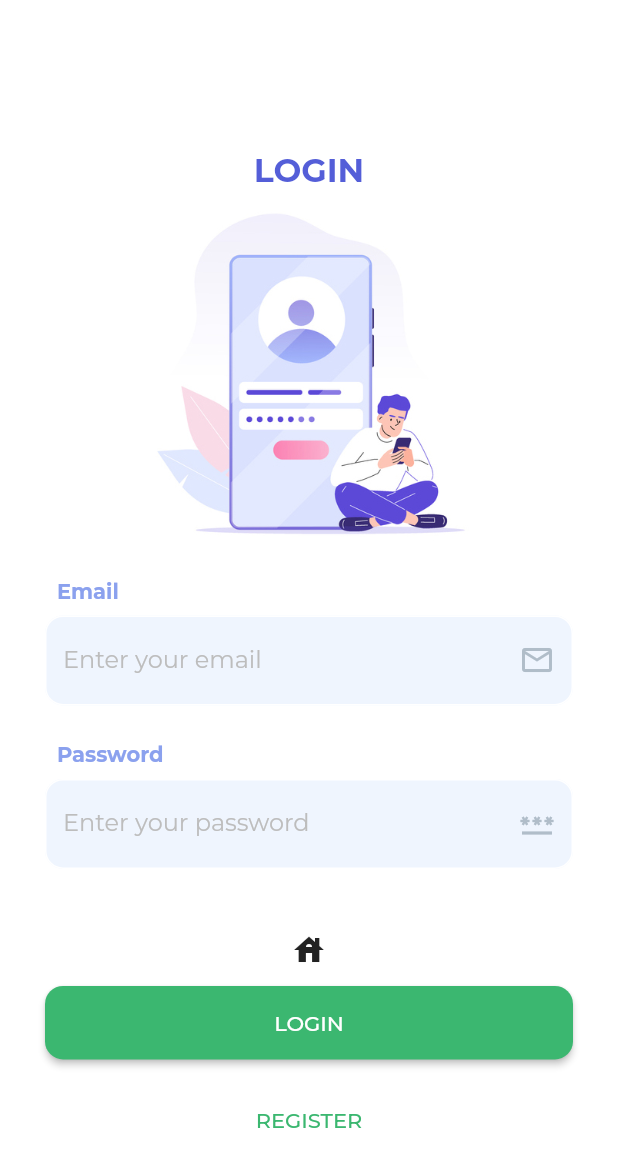
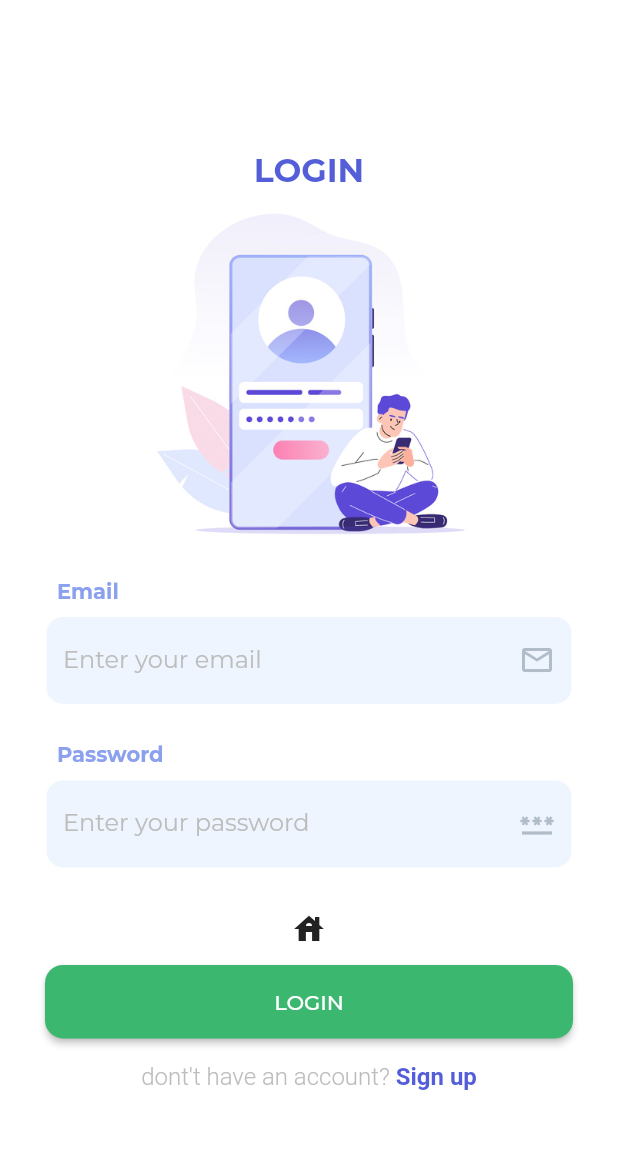
Before and after one commit to RomainWeb/sport_sync_pro_flutter, a Flutter app: the screen it shows after launch, after a tap on the "house" icon, on a phone screen of 412 x 824 dp. Shown: the top 1167 px of the screen. Run offline on Flutter 3.47's test engine with Material 2 defaults, Android fonts, the light colour scheme and no system bars; our stand-ins replace firebase_auth, firebase_core, google_fonts, google_nav_bar, google_sign_in; accounts and stored records are empty.

Commit message:
wip clean architecture

```diff
--- a/lib/utils/colors.dart
+++ b/lib/domain/utils/colors.dart
@@ -6,4 +6,5 @@ class AppColors {
   static const Color primaryColorLighter = Color(0xff8ba1ee);
   static const Color secondaryColor = Color(0xff3bb770);
   static const Color greyLight = Color(0xffB0BDC9);
+  static const Color background = Color(0xffd8d8dd);
 }
--- a/lib/main.dart
+++ b/lib/main.dart
@@ -4,7 +4,7 @@ import 'package:flutter/material.dart';
 import 'package:google_fonts/google_fonts.dart';
 import 'package:firebase_core/firebase_core.dart';
 import 'package:sport_sync_pro_flutter/pages/main_page.dart';
-import 'firebase_options.dart';
+import 'domain/config/firebase_options.dart';
 import 'package:firebase_auth/firebase_auth.dart';
 
 void main() async {
--- a/lib/pages/auth/login_page.dart
+++ b/lib/pages/auth/login_page.dart
@@ -1,8 +1,9 @@
 import 'package:firebase_auth/firebase_auth.dart';
+import 'package:flutter/gestures.dart';
 import 'package:flutter/material.dart';
-import 'package:sport_sync_pro_flutter/utils/colors.dart';
+import 'package:sport_sync_pro_flutter/domain/utils/colors.dart';
 
-
+import '../../utils/auth.dart';
 import 'register_page.dart';
 
 class LoginPage extends StatefulWidget {
@@ -28,23 +29,6 @@ class _LoginPageState extends State<LoginPage> {
         print(e);
       }
     }
-
-    // Future<UserCredential> signInWithGoogle() async {
-    //   // Trigger the authentication flow
-    //   final GoogleSignInAccount? googleUser = await GoogleSignIn().signIn();
-    //
-    //   // Obtain the auth details from the request
-    //   final GoogleSignInAuthentication? googleAuth = await googleUser?.authentication;
-    //
-    //   // Create a new credential
-    //   final credential = GoogleAuthProvider.credential(
-    //     accessToken: googleAuth?.accessToken,
-    //     idToken: googleAuth?.idToken,
-    //   );
-    //
-    //   // Once signed in, return the UserCredential
-    //   return await FirebaseAuth.instance.signInWithCredential(credential);
-    // }
 
     @override
     void dispose() {
@@ -159,9 +143,11 @@ class _LoginPageState extends State<LoginPage> {
                     filled: true,
                   ),
                 ),
-                const SizedBox(height: 30),
+                const SizedBox(height: 16),
                 IconButton(
-                  onPressed: (){},
+                  onPressed: () async {
+                    await Authentication.signInWithGoogle(context: context);
+                  },
                   icon: const Icon(Icons.house)
                 ),
                 SizedBox(
@@ -181,29 +167,30 @@ class _LoginPageState extends State<LoginPage> {
                   ),
                 ),
                 const SizedBox(height: 16),
-                SizedBox(
-                  width: double.infinity,
-                  child: TextButton(
-                    style: ButtonStyle(
-                      shape: MaterialStateProperty.all<RoundedRectangleBorder>(
-                          RoundedRectangleBorder(
-                              borderRadius: BorderRadius.circular(12)
-                          )
+                RichText(
+                  text: TextSpan(
+                    text: 'dont\'t have an account? ',
+                    style: TextStyle(
+                      fontWeight: FontWeight.w300,
+                      color: Colors.grey.shade400,
+                      fontSize: 16
+                    ),
+                    children: <TextSpan>[
+                      TextSpan(
+                          recognizer: TapGestureRecognizer()
+                            ..onTap = () => Navigator.push(
+                              context,
+                              MaterialPageRoute(builder: (context) => const RegisterPage()),
+                            ),
+                        text: 'Sign up',
+                          style: const TextStyle(
+                            fontWeight: FontWeight.bold,
+                            color: AppColors.primaryColor,
+                        )
                       ),
-                      padding: MaterialStateProperty.all<EdgeInsets>(const EdgeInsets.symmetric(horizontal: 32, vertical: 16)),
-                    ),
-                    onPressed: () {
-                      Navigator.push(
-                        context,
-                        MaterialPageRoute(builder: (context) => const RegisterPage()),
-                      );
-                    },
-                    child: const Text(
-                      'REGISTER',
-                      style: TextStyle(color: AppColors.secondaryColor),
-                    ),
+                    ],
                   ),
-                ),
+                )
               ],
             ),
           ),
--- a/lib/pages/home_page.dart
+++ b/lib/pages/home_page.dart
@@ -1,8 +1,6 @@
 import 'package:firebase_auth/firebase_auth.dart';
 import 'package:flutter/material.dart';
-import 'package:sport_sync_pro_flutter/components/bottom_nav_bar.dart';
-import 'package:sport_sync_pro_flutter/pages/auth/login_page.dart';
-import 'package:sport_sync_pro_flutter/utils/colors.dart';
+import 'package:sport_sync_pro_flutter/domain/utils/colors.dart';
 
 class HomePage extends StatefulWidget {
   const HomePage({super.key});
--- /dev/null
+++ b/lib/utils/auth.dart
@@ -0,0 +1,81 @@
+import 'package:firebase_auth/firebase_auth.dart';
+import 'package:flutter/material.dart';
+import 'package:google_sign_in/google_sign_in.dart';
+import 'package:flutter/foundation.dart' show kIsWeb;
+
+class Authentication {
+  static SnackBar customSnackBar({required String content}) {
+    return SnackBar(
+      backgroundColor: Colors.black,
+      content: Text(
+        content,
+        style: const TextStyle(color: Colors.redAccent, letterSpacing: 0.5),
+      ),
+    );
+  }
+
+  static Future<User?> signInWithGoogle({required BuildContext context}) async {
+    FirebaseAuth auth = FirebaseAuth.instance;
+    User? user;
+
+    if (kIsWeb) {
+      GoogleAuthProvider authProvider = GoogleAuthProvider();
+
+      try {
+        final UserCredential userCredential =
+        await auth.signInWithPopup(authProvider);
+
+        user = userCredential.user;
+      } catch (e) {
+        print(e);
+      }
+    } else {
+      final GoogleSignIn googleSignIn = GoogleSignIn();
+
+      final GoogleSignInAccount? googleSignInAccount =
+      await googleSignIn.signIn();
+
+      if (googleSignInAccount != null) {
+        final GoogleSignInAuthentication googleSignInAuthentication =
+        await googleSignInAccount.authentication;
+
+        final AuthCredential credential = GoogleAuthProvider.credential(
+          accessToken: googleSignInAuthentication.accessToken,
+          idToken: googleSignInAuthentication.idToken,
+        );
+
+        try {
+          final UserCredential userCredential =
+          await auth.signInWithCredential(credential);
+
+          user = userCredential.user;
+        } on FirebaseAuthException catch (e) {
+          if (e.code == 'account-exists-with-different-credential') {
+            ScaffoldMessenger.of(context).showSnackBar(
+              Authentication.customSnackBar(
+                content:
+                'The account already exists with a different credential',
+              ),
+            );
+          } else if (e.code == 'invalid-credential') {
+            ScaffoldMessenger.of(context).showSnackBar(
+              Authentication.customSnackBar(
+                content:
+                'Error occurred while accessing credentials. Try again.',
+              ),
+            );
+          }
+        } catch (e) {
+          ScaffoldMessenger.of(context).showSnackBar(
+            Authentication.customSnackBar(
+              content: 'Error occurred using Google Sign In. Try again.',
+            ),
+          );
+        }
+      }
+    }
+
+    return user;
+  }
+
+}
--- a/pubspec.yaml
+++ b/pubspec.yaml
@@ -38,6 +38,9 @@ dependencies:
   firebase_core: ^2.19.0
   google_fonts: ^6.1.0
   firebase_auth: ^4.11.1
+  google_sign_in: ^6.1.5
+  equatable: ^2.0.5
+  flutter_bloc: ^8.1.3
 
 dev_dependencies:
   flutter_test:
@@ -49,6 +52,7 @@ dev_dependencies:
   # package. See that file for information about deactivating specific lint
   # rules and activating additional ones.
   flutter_lints: ^2.0.0
+  mockito: ^5.4.2
 
 # For information on the generic Dart part of this file, see the
 # following page: https://dart.dev/tools/pub/pubspec
```
Also changed, not shown: lib/domain/config/firebase_options.dart (renamed from lib/firebase_options.dart), lib/ioc.dart (added), pubspec.lock, 1 other file.
